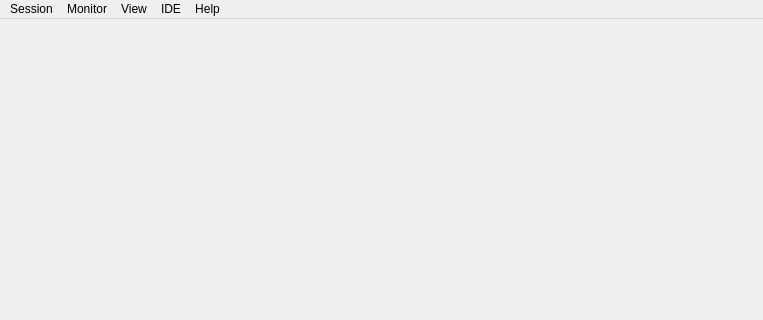
Old version of the form ui/pockemul.ui in the repository matsumo/PockEmul; both pictures show x 0 to 763 and y 0 to 320 of the 763 by 720 pixel window.
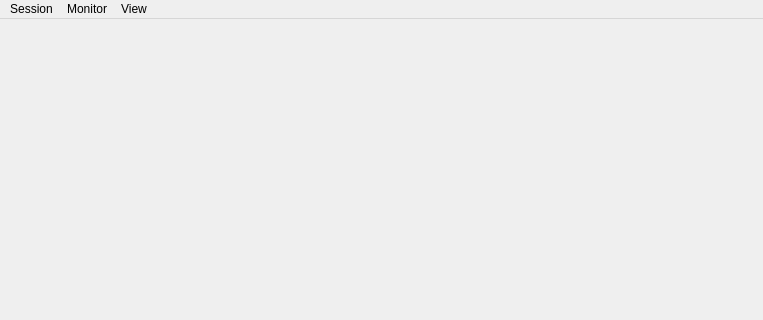
New version of the form. Icons and pictures are not drawn.

Diff of the .ui file:
```diff
--- a/ui/pockemul.ui
+++ b/ui/pockemul.ui
@@ -73,14 +73,6 @@
     <addaction name="actionExit"/>
     <addaction name="actionTest"/>
    </widget>
-   <widget class="QMenu" name="menuHelp">
-    <property name="title">
-     <string>Help</string>
-    </property>
-    <addaction name="actionAbout_PockEmul"/>
-    <addaction name="separator"/>
-    <addaction name="actionCheck_for_Updates"/>
-   </widget>
    <widget class="QMenu" name="menuPockets">
     <property name="title">
      <string>View</string>
@@ -90,17 +82,9 @@
     <addaction name="actionClose_All"/>
     <addaction name="separator"/>
    </widget>
-   <widget class="QMenu" name="menuIDE">
-    <property name="title">
-     <string>IDE</string>
-    </property>
-    <addaction name="actionEditor"/>
-   </widget>
    <addaction name="menuRoot"/>
    <addaction name="menuMonitor_2"/>
    <addaction name="menuPockets"/>
-   <addaction name="menuIDE"/>
-   <addaction name="menuHelp"/>
   </widget>
   <widget class="QStatusBar" name="statusbar"/>
   <action name="actionAbout_PockEmul">
```
